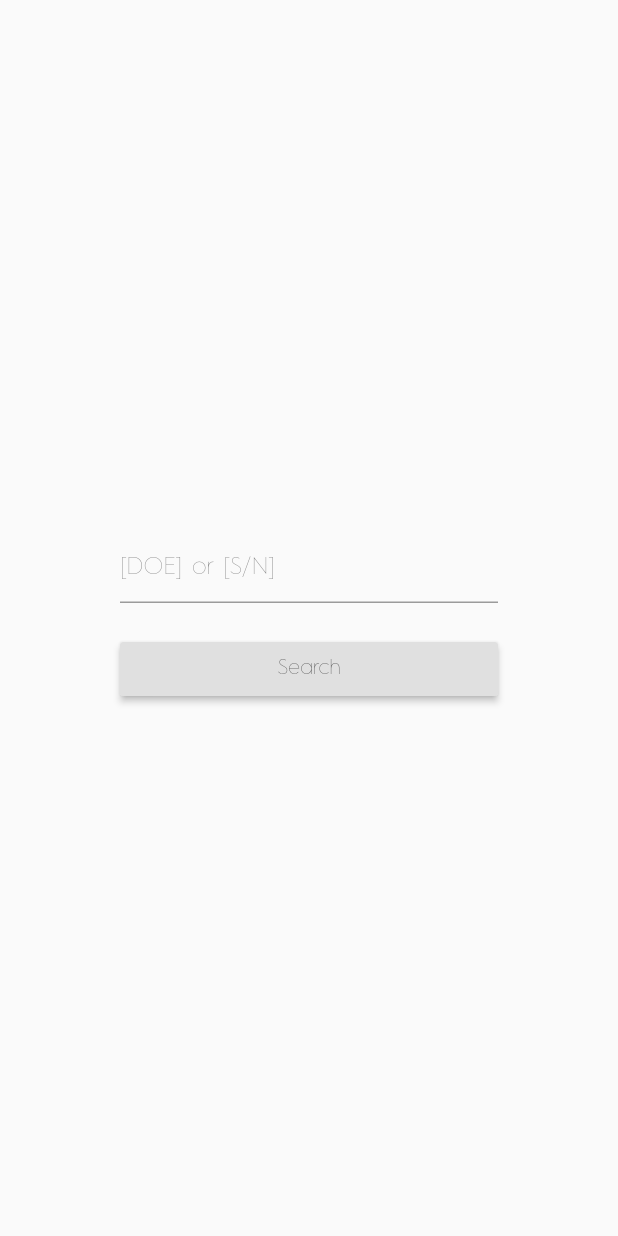
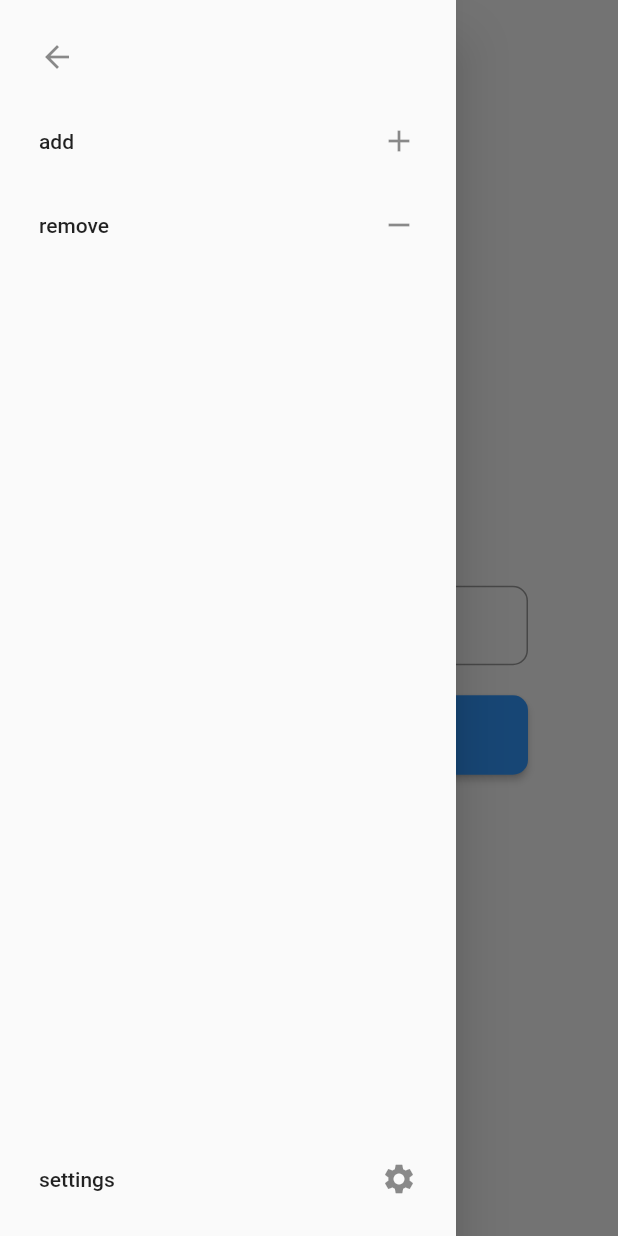
Before and after one commit to ajilk/tracked, a Flutter app: the screen it shows after launch, with the side drawer open (before the commit the screen has no drawer), on a phone screen of 412 x 824 dp. Run offline on Flutter 3.47's test engine with Material 2 defaults, Android fonts, the phone set to English and light mode, and no system bars; Roboto replaces fonts that are missing (Montserrat).

Commit message:
further implemented UI | setup theme | setup drawer

```diff
--- a/lib/main.dart
+++ b/lib/main.dart
@@ -6,10 +6,9 @@ void main() {
     (_) {
       runApp(
         new MaterialApp(
-          home: new Scaffold(body: tracked()),
-          theme: ThemeData(
-            fontFamily: 'HurmeGeometricSans1',
-          ),
+          // darkTheme: ThemeData(buttonColor: Color.fromRGBO(51, 153, 255, 1.0)),
+          home: tracked(),
+          theme: ThemeData(),
           debugShowCheckedModeBanner: false,
         ),
       );
@@ -18,34 +17,100 @@ void main() {
 }
 
 class tracked extends StatelessWidget {
-  // TextStyle style = TextStyle(fontFamily: '');
-  final searchField = TextField(
-    decoration: InputDecoration(hintText: '[DOE] or [S/N]'),
-  );
-
-  final searchButton = RaisedButton(
-    onPressed: () => print('pressed [Search]'),
-    child: const Text('Search'),
-  );
+  TextStyle style = TextStyle(fontFamily: 'Montserrat', fontSize: 20.0);
 
   @override
   Widget build(BuildContext context) {
-    return Center(
-      child: Container(
-        padding: EdgeInsets.only(left: 80.0, right: 80.0),
-        child: Column(
-          mainAxisSize: MainAxisSize.min,
-          children: <Widget>[
-            searchField,
-            Padding(padding: EdgeInsets.all(10.0)),
-            SizedBox(
-              width: double.infinity, // matches parents width [container]
-              child: RaisedButton(
-                onPressed: () => print('pressed [Search]'),
-                child: const Text('Search'),
+    final logo = Text('tracked', style: style.copyWith(fontSize: 40));
+
+    final searchField = TextField(
+      style: style,
+      decoration: InputDecoration(
+        contentPadding: EdgeInsets.all(15.0),
+        hintText: '[DOE] or [S/N]',
+        border: OutlineInputBorder(
+          borderRadius: BorderRadius.circular(10.0),
+        ),
+      ),
+    );
+
+    final searchButton = Material(
+      color: Color.fromRGBO(51, 153, 255, 1.0),
+      elevation: 2.0,
+      borderRadius: BorderRadius.circular(10.0),
+      child: MaterialButton(
+          onPressed: () => print('pressed [Search]'),
+          minWidth: MediaQuery.of(context).size.width, // matches parent width
+          padding: EdgeInsets.fromLTRB(20.0, 15.0, 20.0, 15.0),
+          child: Text(
+            'Search',
+            textAlign: TextAlign.left,
+            style: style.copyWith(
+                color: Colors.white, fontWeight: FontWeight.bold),
+          )),
+    );
+
+    final drawer = Padding(
+      padding: EdgeInsets.all(10.0),
+      child: Column(
+        mainAxisAlignment: MainAxisAlignment.spaceBetween,
+        crossAxisAlignment: CrossAxisAlignment.start,
+        children: <Widget>[
+          Column(
+            crossAxisAlignment: CrossAxisAlignment.start,
+            // children: <Widget>[Text('add'), Text('remove')],
+            children: [
+              ListTile(
+                leading: Icon(Icons.arrow_back),
+                onTap: () => Navigator.pop(context),
               ),
+              ListTile(
+                  title: Text('add'),
+                  trailing: Icon(Icons.add),
+                  onTap: () => print('tapped [add]')),
+              ListTile(
+                  title: Text('remove'),
+                  trailing: Icon(Icons.remove),
+                  onTap: () => print('tapped [remove]')),
+            ],
+          ),
+          ListTile(
+              title: Text('settings'),
+              trailing: Icon(Icons.settings),
+              onTap: () => print('tapped [settings]')),
+        ],
+      ),
+    );
+
+    return Scaffold(
+      appBar: AppBar(
+        elevation: 0.0,
+        backgroundColor: Colors.transparent,
+        leading: Builder(
+          builder: (context) => IconButton(
+                icon: new Icon(Icons.dehaze, color: Colors.black),
+                onPressed: () => Scaffold.of(context).openDrawer(),
+              ),
+        ),
+      ),
+      drawer: Drawer(child: drawer),
+      body: Center(
+        child: Container(
+          child: Padding(
+            padding: EdgeInsets.symmetric(horizontal: 60.0),
+            child: Column(
+              crossAxisAlignment: CrossAxisAlignment.center,
+              mainAxisAlignment: MainAxisAlignment.center,
+              children: <Widget>[
+                logo,
+                SizedBox(height: 30.0),
+                searchField,
+                SizedBox(height: 20.0),
+                searchButton,
+                SizedBox(height: 50.0),
+              ],
             ),
-          ],
+          ),
         ),
       ),
     );
```
Also changed, not shown: 13 other files.
